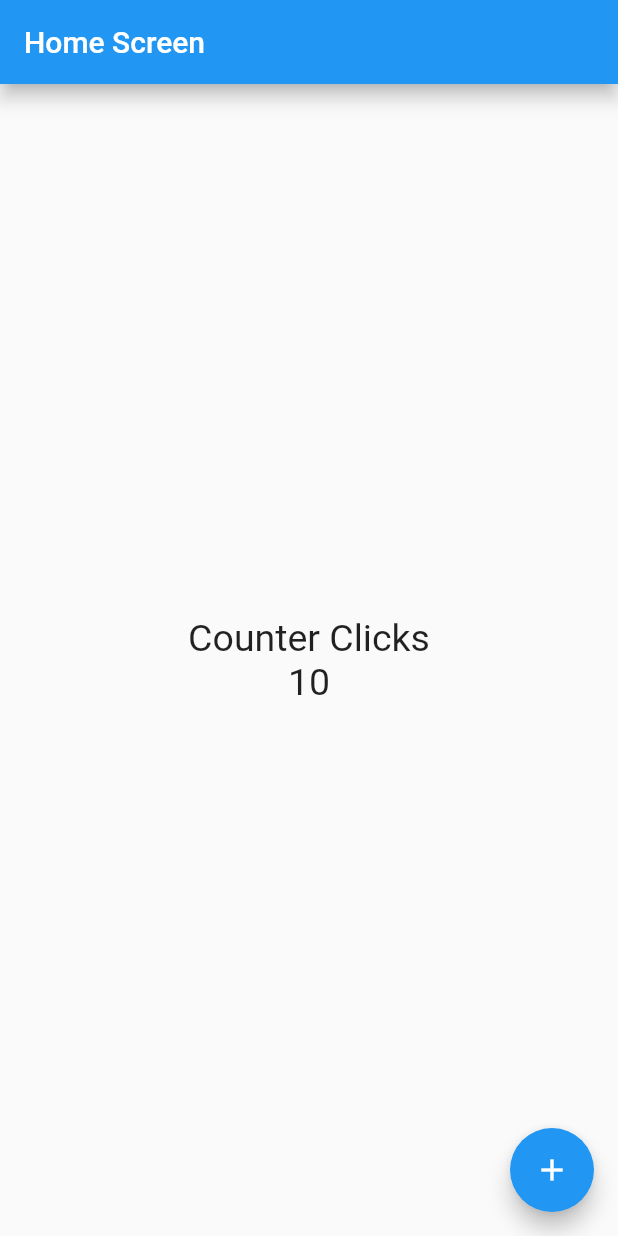
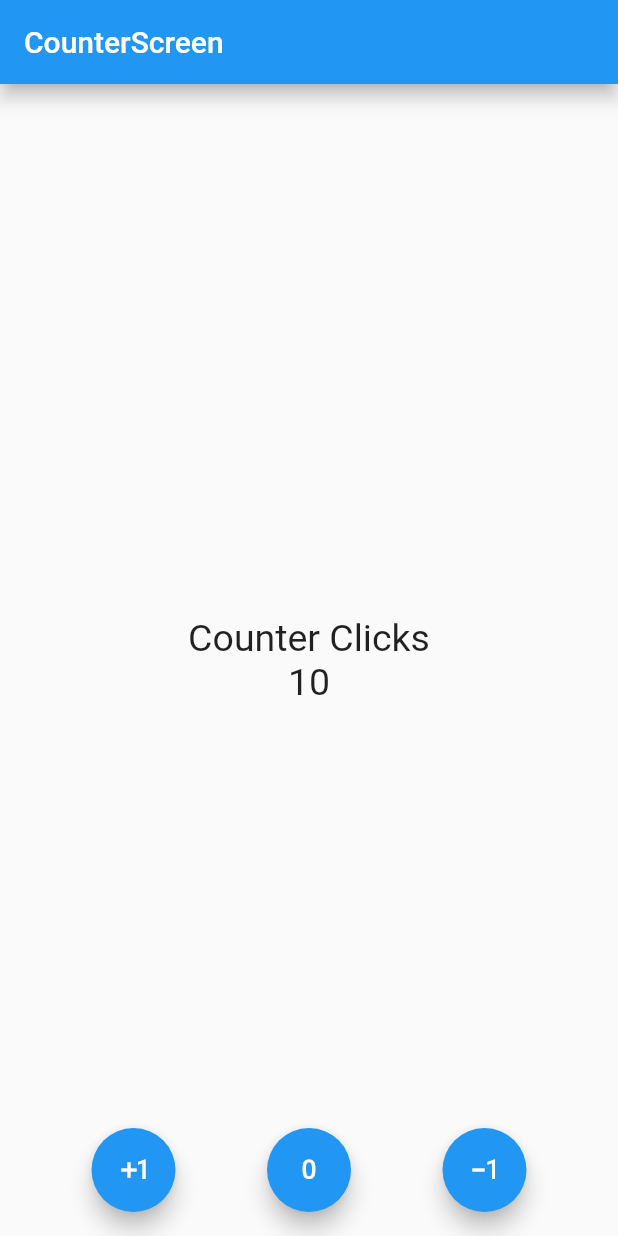
Before and after one commit to MerlonProgramming/CounterApp, a Flutter app: the screen it shows after launch, on a phone screen of 412 x 824 dp. Run offline on Flutter 3.47's test engine with Material 2 defaults, Android fonts, the phone set to English and light mode, and no system bars.

Commit message:
New file is added in which the StatefulWidget is being used to validate the state in which we are changing the counter.

```diff
--- a/lib/main.dart
+++ b/lib/main.dart
@@ -1,6 +1,7 @@
 import 'package:flutter/material.dart';
 
-import 'package:counter_app/screens/home_screen.dart';
+import 'package:counter_app/screens/counter_screen.dart';
+// import 'package:counter_app/screens/home_screen.dart';
 
 void main() {
   runApp(const MyApp());
@@ -13,7 +14,8 @@ class MyApp extends StatelessWidget {
   Widget build(BuildContext context) {
     return const MaterialApp(
       debugShowCheckedModeBanner: false,
-      home: HomeScreen(),
+      // home: HomeScreen(),
+      home: CounterScreen(),
     );
   }
 }
--- /dev/null
+++ b/lib/screens/counter_screen.dart
@@ -0,0 +1,60 @@
+import 'package:flutter/material.dart';
+
+class CounterScreen extends StatefulWidget {
+  const CounterScreen({Key? key}) : super(key: key);
+
+  @override
+  State<CounterScreen> createState() => _CounterScreenState();
+}
+
+class _CounterScreenState extends State<CounterScreen> {
+  int counter = 10;
+  @override
+  Widget build(BuildContext context) {
+    const fontSize30 = TextStyle(fontSize: 25);
+
+    return Scaffold(
+        appBar: AppBar(
+          title: const Text('CounterScreen'),
+          elevation: 5,
+        ),
+        body: Center(
+          child: Column(
+            mainAxisAlignment: MainAxisAlignment.center,
+            children: <Widget>[
+              const Text(
+                'Counter Clicks',
+                style: fontSize30,
+              ),
+              Text(
+                '$counter',
+                style: fontSize30,
+              ),
+            ],
+          ),
+        ),
+        floatingActionButtonLocation: FloatingActionButtonLocation.centerFloat,
+        floatingActionButton: CustomFloatingActions());
+  }
+}
+
+class CustomFloatingActions extends StatelessWidget {
+  const CustomFloatingActions({
+    Key? key,
+  }) : super(key: key);
+
+  @override
+  Widget build(BuildContext context) {
+    return Row(
+      mainAxisAlignment: MainAxisAlignment.spaceEvenly,
+      children: const [
+        FloatingActionButton(
+            child: Icon(Icons.exposure_plus_1_outlined), onPressed: null),
+        FloatingActionButton(
+            child: Icon(Icons.exposure_zero_outlined), onPressed: null),
+        FloatingActionButton(
+            child: Icon(Icons.exposure_minus_1_outlined), onPressed: null),
+      ],
+    );
+  }
+}
--- a/lib/screens/home_screen.dart
+++ b/lib/screens/home_screen.dart
@@ -10,7 +10,7 @@ class HomeScreen extends StatelessWidget {
 
     return Scaffold(
         appBar: AppBar(
-          title: const Text('Home Screen'),
+          title: const Text('HomeScreen'),
           elevation: 5,
         ),
         body: Center(
```
